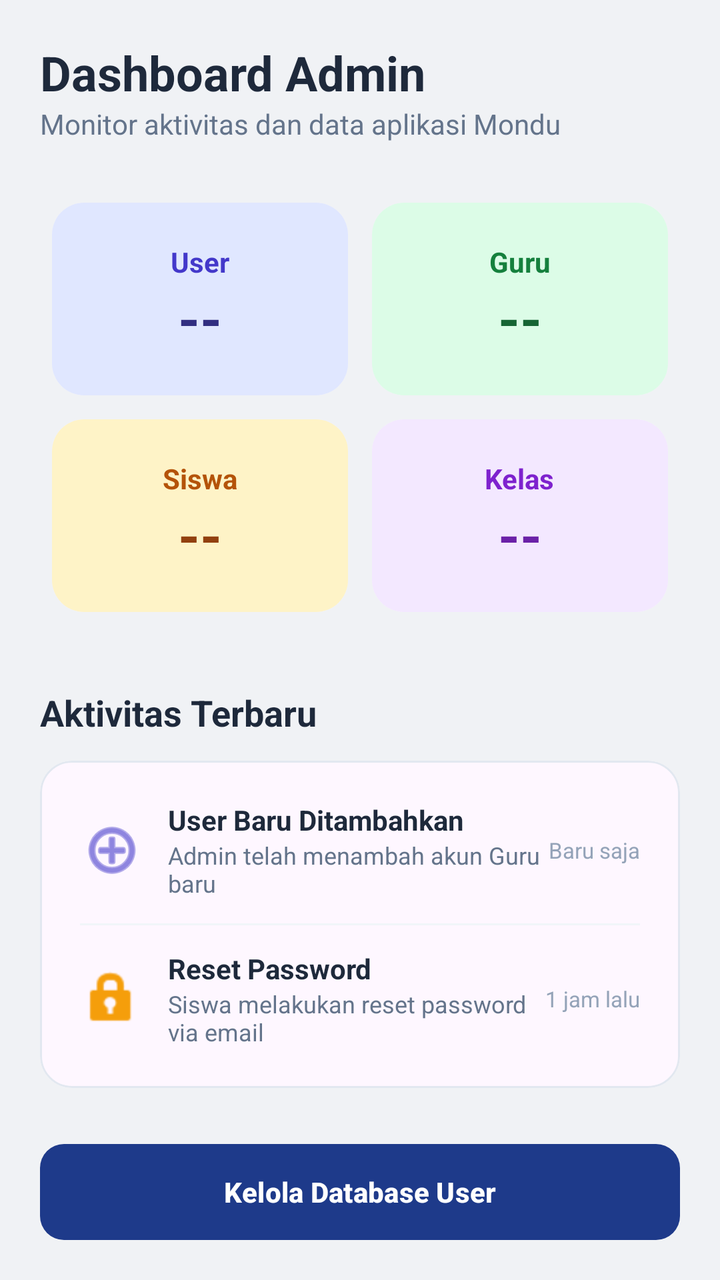
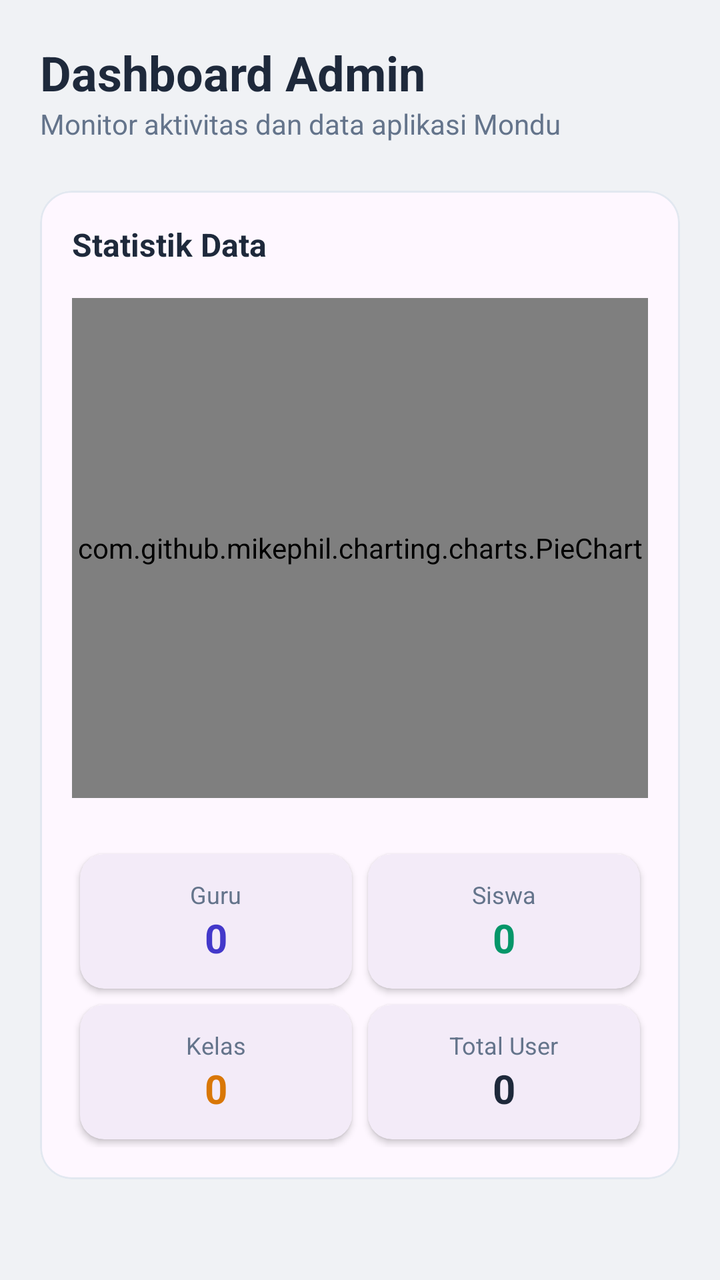

Two renders of the same Android screen: before a commit and after it. Below are the layout's source before the change and the commit's diff.
<!-- AndroidManifest.xml: application theme Theme.Mondu -->
<!-- res/layout/fragment_dashboard_admin.xml -->
<?xml version="1.0" encoding="utf-8"?>
<androidx.core.widget.NestedScrollView xmlns:android="http://schemas.android.com/apk/res/android"
    xmlns:app="http://schemas.android.com/apk/res-auto"
    xmlns:tools="http://schemas.android.com/tools"
    android:layout_width="match_parent"
    android:layout_height="match_parent"
    android:background="#F0F2F5"
    tools:context=".DashboardAdminFragment">

    <LinearLayout
        android:layout_width="match_parent"
        android:layout_height="wrap_content"
        android:orientation="vertical"
        android:padding="20dp">

        <TextView
            android:layout_width="wrap_content"
            android:layout_height="wrap_content"
            android:text="Dashboard Admin"
            android:textColor="#1E293B"
            android:textSize="24sp"
            android:textStyle="bold" />

        <TextView
            android:layout_width="wrap_content"
            android:layout_height="wrap_content"
            android:layout_marginBottom="24dp"
            android:text="Monitor aktivitas dan data aplikasi Mondu"
            android:textColor="#64748B"
            android:textSize="14sp" />

        
        <LinearLayout
            android:layout_width="match_parent"
            android:layout_height="wrap_content"
            android:orientation="vertical">

            <LinearLayout
                android:layout_width="match_parent"
                android:layout_height="wrap_content"
                android:orientation="horizontal">

                
                <com.google.android.material.card.MaterialCardView
                    android:layout_width="0dp"
                    android:layout_height="wrap_content"
                    android:layout_weight="1"
                    android:layout_margin="6dp"
                    app:cardCornerRadius="16dp"
                    app:cardElevation="0dp"
                    app:strokeWidth="0dp">

                    <LinearLayout
                        android:layout_width="match_parent"
                        android:layout_height="wrap_content"
                        android:background="#E0E7FF"
                        android:gravity="center"
                        android:orientation="vertical"
                        android:padding="20dp">

                        <TextView
                            android:layout_width="wrap_content"
                            android:layout_height="wrap_content"
                            android:text="User"
                            android:textColor="#4338CA"
                            android:textSize="14sp"
                            android:textStyle="bold" />

                        <TextView
                            android:id="@+id/tvTotalUsers"
                            android:layout_width="wrap_content"
                            android:layout_height="wrap_content"
                            android:text="--"
                            android:textColor="#312E81"
                            android:textSize="28sp"
                            android:textStyle="bold" />
                    </LinearLayout>
                </com.google.android.material.card.MaterialCardView>

                
                <com.google.android.material.card.MaterialCardView
                    android:layout_width="0dp"
                    android:layout_height="wrap_content"
                    android:layout_weight="1"
                    android:layout_margin="6dp"
                    app:cardCornerRadius="16dp"
                    app:cardElevation="0dp"
                    app:strokeWidth="0dp">

                    <LinearLayout
                        android:layout_width="match_parent"
                        android:layout_height="wrap_content"
                        android:background="#DCFCE7"
                        android:gravity="center"
                        android:orientation="vertical"
                        android:padding="20dp">

                        <TextView
                            android:layout_width="wrap_content"
                            android:layout_height="wrap_content"
                            android:text="Guru"
                            android:textColor="#15803D"
                            android:textSize="14sp"
                            android:textStyle="bold" />

                        <TextView
                            android:id="@+id/tvTotalGuru"
                            android:layout_width="wrap_content"
                            android:layout_height="wrap_content"
                            android:text="--"
                            android:textColor="#166534"
                            android:textSize="28sp"
                            android:textStyle="bold" />
                    </LinearLayout>
                </com.google.android.material.card.MaterialCardView>
            </LinearLayout>

            <LinearLayout
                android:layout_width="match_parent"
                android:layout_height="wrap_content"
                android:orientation="horizontal">

                
                <com.google.android.material.card.MaterialCardView
                    android:layout_width="0dp"
                    android:layout_height="wrap_content"
                    android:layout_weight="1"
                    android:layout_margin="6dp"
                    app:cardCornerRadius="16dp"
                    app:cardElevation="0dp"
                    app:strokeWidth="0dp">

                    <LinearLayout
                        android:layout_width="match_parent"
                        android:layout_height="wrap_content"
                        android:background="#FEF3C7"
                        android:gravity="center"
                        android:orientation="vertical"
                        android:padding="20dp">

                        <TextView
                            android:layout_width="wrap_content"
                            android:layout_height="wrap_content"
                            android:text="Siswa"
                            android:textColor="#B45309"
                            android:textSize="14sp"
                            android:textStyle="bold" />

                        <TextView
                            android:id="@+id/tvTotalSiswa"
                            android:layout_width="wrap_content"
                            android:layout_height="wrap_content"
                            android:text="--"
                            android:textColor="#92400E"
                            android:textSize="28sp"
                            android:textStyle="bold" />
                    </LinearLayout>
                </com.google.android.material.card.MaterialCardView>

                
                <com.google.android.material.card.MaterialCardView
                    android:layout_width="0dp"
                    android:layout_height="wrap_content"
                    android:layout_weight="1"
                    android:layout_margin="6dp"
                    app:cardCornerRadius="16dp"
                    app:cardElevation="0dp"
                    app:strokeWidth="0dp">

                    <LinearLayout
                        android:layout_width="match_parent"
                        android:layout_height="wrap_content"
                        android:background="#F3E8FF"
                        android:gravity="center"
                        android:orientation="vertical"
                        android:padding="20dp">

                        <TextView
                            android:layout_width="wrap_content"
                            android:layout_height="wrap_content"
                            android:text="Kelas"
                            android:textColor="#7E22CE"
                            android:textSize="14sp"
                            android:textStyle="bold" />

                        <TextView
                            android:id="@+id/tvTotalKelas"
                            android:layout_width="wrap_content"
                            android:layout_height="wrap_content"
                            android:text="--"
                            android:textColor="#6B21A8"
                            android:textSize="28sp"
                            android:textStyle="bold" />
                    </LinearLayout>
                </com.google.android.material.card.MaterialCardView>
            </LinearLayout>
        </LinearLayout>

        <TextView
            android:layout_width="wrap_content"
            android:layout_height="wrap_content"
            android:layout_marginTop="32dp"
            android:layout_marginBottom="12dp"
            android:text="Aktivitas Terbaru"
            android:textColor="#1E293B"
            android:textSize="18sp"
            android:textStyle="bold" />

        
        <com.google.android.material.card.MaterialCardView
            android:layout_width="match_parent"
            android:layout_height="wrap_content"
            app:cardCornerRadius="16dp"
            app:cardElevation="0dp"
            app:strokeWidth="1dp"
            app:strokeColor="#E2E8F0">

            <LinearLayout
                android:layout_width="match_parent"
                android:layout_height="wrap_content"
                android:orientation="vertical"
                android:padding="8dp">

                
                <LinearLayout
                    android:layout_width="match_parent"
                    android:layout_height="wrap_content"
                    android:gravity="center_vertical"
                    android:padding="12dp">
                    <ImageView
                        android:layout_width="32dp"
                        android:layout_height="32dp"
                        android:src="@android:drawable/ic_menu_add"
                        app:tint="#4338CA" />
                    <LinearLayout
                        android:layout_width="0dp"
                        android:layout_height="wrap_content"
                        android:layout_weight="1"
                        android:layout_marginStart="12dp"
                        android:orientation="vertical">
                        <TextView
                            android:layout_width="wrap_content"
                            android:layout_height="wrap_content"
                            android:text="User Baru Ditambahkan"
                            android:textColor="#1E293B"
                            android:textStyle="bold" />
                        <TextView
                            android:layout_width="wrap_content"
                            android:layout_height="wrap_content"
                            android:text="Admin telah menambah akun Guru baru"
                            android:textColor="#64748B"
                            android:textSize="12sp" />
                    </LinearLayout>
                    <TextView
                        android:layout_width="wrap_content"
                        android:layout_height="wrap_content"
                        android:text="Baru saja"
                        android:textColor="#94A3B8"
                        android:textSize="11sp" />
                </LinearLayout>

                <View
                    android:layout_width="match_parent"
                    android:layout_height="1dp"
                    android:background="#F1F5F9"
                    android:layout_marginHorizontal="12dp"/>

                
                <LinearLayout
                    android:layout_width="match_parent"
                    android:layout_height="wrap_content"
                    android:gravity="center_vertical"
                    android:padding="12dp">
                    <ImageView
                        android:layout_width="32dp"
                        android:layout_height="32dp"
                        android:src="@android:drawable/ic_lock_idle_lock"
                        app:tint="#F59E0B" />
                    <LinearLayout
                        android:layout_width="0dp"
                        android:layout_height="wrap_content"
                        android:layout_weight="1"
                        android:layout_marginStart="12dp"
                        android:orientation="vertical">
                        <TextView
                            android:layout_width="wrap_content"
                            android:layout_height="wrap_content"
                            android:text="Reset Password"
                            android:textColor="#1E293B"
                            android:textStyle="bold" />
                        <TextView
                            android:layout_width="wrap_content"
                            android:layout_height="wrap_content"
                            android:text="Siswa melakukan reset password via email"
                            android:textColor="#64748B"
                            android:textSize="12sp" />
                    </LinearLayout>
                    <TextView
                        android:layout_width="wrap_content"
                        android:layout_height="wrap_content"
                        android:text="1 jam lalu"
                        android:textColor="#94A3B8"
                        android:textSize="11sp" />
                </LinearLayout>

            </LinearLayout>
        </com.google.android.material.card.MaterialCardView>

        <com.google.android.material.button.MaterialButton
            android:id="@+id/btnQuickAddUser"
            android:layout_width="match_parent"
            android:layout_height="56dp"
            android:layout_marginTop="24dp"
            android:text="Kelola Database User"
            android:textAllCaps="false"
            android:textStyle="bold"
            app:cornerRadius="12dp"
            app:backgroundTint="#1E3A8A" />

        <com.google.android.material.button.MaterialButton
            android:id="@+id/btnQuickLog"
            android:layout_width="match_parent"
            android:layout_height="56dp"
            android:layout_marginTop="12dp"
            android:text="Lihat Log Aktivitas"
            android:textAllCaps="false"
            android:textStyle="bold"
            app:cornerRadius="12dp"
            app:backgroundTint="#64748B" />

    </LinearLayout>
</androidx.core.widget.NestedScrollView>
<!-- resources referenced by this layout -->
<resources>
  <style name="Theme.Mondu" parent="Base.Theme.Mondu" />
  <style name="Base.Theme.Mondu" parent="Theme.Material3.DayNight.NoActionBar">
          
          
      </style>
</resources>

<!-- the commit's change to res/layout/fragment_dashboard_admin.xml (unified diff, before → after) -->
@@ -30,171 +30,176 @@
             android:textSize="14sp" />
 
         
-        <LinearLayout
+        <com.google.android.material.card.MaterialCardView
             android:layout_width="match_parent"
             android:layout_height="wrap_content"
-            android:orientation="vertical">
+            android:layout_marginBottom="16dp"
+            app:cardCornerRadius="16dp"
+            app:cardElevation="0dp"
+            app:strokeWidth="1dp"
+            app:strokeColor="#E2E8F0">
 
             <LinearLayout
                 android:layout_width="match_parent"
                 android:layout_height="wrap_content"
-                android:orientation="horizontal">
-
-                
-                <com.google.android.material.card.MaterialCardView
-                    android:layout_width="0dp"
+                android:orientation="vertical"
+                android:padding="16dp">
+
+                <TextView
+                    android:layout_width="wrap_content"
                     android:layout_height="wrap_content"
-                    android:layout_weight="1"
-                    android:layout_margin="6dp"
-                    app:cardCornerRadius="16dp"
-                    app:cardElevation="0dp"
-                    app:strokeWidth="0dp">
-
-                    <LinearLayout
-                        android:layout_width="match_parent"
-                        android:layout_height="wrap_content"
-                        android:background="#E0E7FF"
-                        android:gravity="center"
-                        android:orientation="vertical"
-                        android:padding="20dp">
-
-                        <TextView
-                            android:layout_width="wrap_content"
-                            android:layout_height="wrap_content"
-                            android:text="User"
-                            android:textColor="#4338CA"
-                            android:textSize="14sp"
-                            android:textStyle="bold" />
-
-                        <TextView
-                            android:id="@+id/tvTotalUsers"
-                            android:layout_width="wrap_content"
-                            android:layout_height="wrap_content"
-                            android:text="--"
-                            android:textColor="#312E81"
-                            android:textSize="28sp"
-                            android:textStyle="bold" />
-                    </LinearLayout>
-                </com.google.android.material.card.MaterialCardView>
-
-                
-                <com.google.android.material.card.MaterialCardView
-                    android:layout_width="0dp"
+                    android:text="Statistik Data"
+                    android:textColor="#1E293B"
+                    android:textSize="16sp"
+                    android:textStyle="bold"
+                    android:layout_marginBottom="16dp"/>
+
+                <com.github.mikephil.charting.charts.PieChart
+                    android:id="@+id/pieChartStats"
+                    android:layout_width="match_parent"
+                    android:layout_height="250dp" />
+
+                <GridLayout
+                    android:layout_width="match_parent"
                     android:layout_height="wrap_content"
-                    android:layout_weight="1"
-                    android:layout_margin="6dp"
-                    app:cardCornerRadius="16dp"
-                    app:cardElevation="0dp"
-                    app:strokeWidth="0dp">
-
-                    <LinearLayout
-                        android:layout_width="match_parent"
-                        android:layout_height="wrap_content"
-                        android:background="#DCFCE7"
-                        android:gravity="center"
-                        android:orientation="vertical"
-                        android:padding="20dp">
-
-                        <TextView
-                            android:layout_width="wrap_content"
-                            android:layout_height="wrap_content"
-                            android:text="Guru"
-                            android:textColor="#15803D"
-                            android:textSize="14sp"
-                            android:textStyle="bold" />
-
-                        <TextView
-                            android:id="@+id/tvTotalGuru"
-                            android:layout_width="wrap_content"
-                            android:layout_height="wrap_content"
-                            android:text="--"
-                            android:textColor="#166534"
-                            android:textSize="28sp"
-                            android:textStyle="bold" />
-                    </LinearLayout>
-                </com.google.android.material.card.MaterialCardView>
+                    android:layout_marginTop="24dp"
+                    android:columnCount="2"
+                    android:rowCount="2"
+                    android:alignmentMode="alignMargins"
+                    android:columnOrderPreserved="false">
+
+                    
+                    <com.google.android.material.card.MaterialCardView
+                        android:layout_width="0dp"
+                        android:layout_height="wrap_content"
+                        android:layout_columnWeight="1"
+                        android:layout_margin="4dp"
+                        app:cardCornerRadius="12dp"
+                        app:cardElevation="2dp"
+                        app:strokeWidth="0dp">
+                        <LinearLayout
+                            android:layout_width="match_parent"
+                            android:layout_height="wrap_content"
+                            android:orientation="vertical"
+                            android:padding="12dp"
+                            android:gravity="center">
+                            <TextView
+                                android:layout_width="wrap_content"
+                                android:layout_height="wrap_content"
+                                android:text="Guru"
+                                android:textSize="12sp"
+                                android:textColor="#64748B" />
+                            <TextView
+                                android:id="@+id/tvTotalGuru"
+                                android:layout_width="wrap_content"
+                                android:layout_height="wrap_content"
+                                android:text="0"
+                                android:textSize="20sp"
+                                android:textStyle="bold"
+                                android:textColor="#4338CA" />
+                        </LinearLayout>
+                    </com.google.android.material.card.MaterialCardView>
+
+                    
+                    <com.google.android.material.card.MaterialCardView
+                        android:layout_width="0dp"
+                        android:layout_height="wrap_content"
+                        android:layout_columnWeight="1"
+                        android:layout_margin="4dp"
+                        app:cardCornerRadius="12dp"
+                        app:cardElevation="2dp"
+                        app:strokeWidth="0dp">
+                        <LinearLayout
+                            android:layout_width="match_parent"
+                            android:layout_height="wrap_content"
+                            android:orientation="vertical"
+                            android:padding="12dp"
+                            android:gravity="center">
+                            <TextView
+                                android:layout_width="wrap_content"
+                                android:layout_height="wrap_content"
+                                android:text="Siswa"
+                                android:textSize="12sp"
+                                android:textColor="#64748B" />
+                            <TextView
+                                android:id="@+id/tvTotalSiswa"
+                                android:layout_width="wrap_content"
+                                android:layout_height="wrap_content"
+                                android:text="0"
+                                android:textSize="20sp"
+                                android:textStyle="bold"
+                                android:textColor="#059669" />
+                        </LinearLayout>
+                    </com.google.android.material.card.MaterialCardView>
+
+                    
+                    <com.google.android.material.card.MaterialCardView
+                        android:layout_width="0dp"
+                        android:layout_height="wrap_content"
+                        android:layout_columnWeight="1"
+                        android:layout_margin="4dp"
+                        app:cardCornerRadius="12dp"
+                        app:cardElevation="2dp"
+                        app:strokeWidth="0dp">
+                        <LinearLayout
+                            android:layout_width="match_parent"
+                            android:layout_height="wrap_content"
+                            android:orientation="vertical"
+                            android:padding="12dp"
+                            android:gravity="center">
+                            <TextView
+                                android:layout_width="wrap_content"
+                                android:layout_height="wrap_content"
+                                android:text="Kelas"
+                                android:textSize="12sp"
+                                android:textColor="#64748B" />
+                            <TextView
+                                android:id="@+id/tvTotalKelas"
+                                android:layout_width="wrap_content"
+                                android:layout_height="wrap_content"
+                                android:text="0"
+                                android:textSize="20sp"
+                                android:textStyle="bold"
+                                android:textColor="#D97706" />
+                        </LinearLayout>
+                    </com.google.android.material.card.MaterialCardView>
+
+                    
+                    <com.google.android.material.card.MaterialCardView
+                        android:layout_width="0dp"
+                        android:layout_height="wrap_content"
+                        android:layout_columnWeight="1"
+                        android:layout_margin="4dp"
+                        app:cardCornerRadius="12dp"
+                        app:cardElevation="2dp"
+                        app:strokeWidth="0dp">
+                        <LinearLayout
+                            android:layout_width="match_parent"
+                            android:layout_height="wrap_content"
+                            android:orientation="vertical"
+                            android:padding="12dp"
+                            android:gravity="center">
+                            <TextView
+                                android:layout_width="wrap_content"
+                                android:layout_height="wrap_content"
+                                android:text="Total User"
+                                android:textSize="12sp"
+                                android:textColor="#64748B" />
+                            <TextView
+                                android:id="@+id/tvTotalUsers"
+                                android:layout_width="wrap_content"
+                                android:layout_height="wrap_content"
+                                android:text="0"
+                                android:textSize="20sp"
+                                android:textStyle="bold"
+                                android:textColor="#1E293B" />
+                        </LinearLayout>
+                    </com.google.android.material.card.MaterialCardView>
+
+                </GridLayout>
             </LinearLayout>
-
-            <LinearLayout
-                android:layout_width="match_parent"
-                android:layout_height="wrap_content"
-                android:orientation="horizontal">
-
-                
-                <com.google.android.material.card.MaterialCardView
-                    android:layout_width="0dp"
-                    android:layout_height="wrap_content"
-                    android:layout_weight="1"
-                    android:layout_margin="6dp"
-                    app:cardCornerRadius="16dp"
-                    app:cardElevation="0dp"
-                    app:strokeWidth="0dp">
-
-                    <LinearLayout
-                        android:layout_width="match_parent"
-                        android:layout_height="wrap_content"
-                        android:background="#FEF3C7"
-                        android:gravity="center"
-                        android:orientation="vertical"
-                        android:padding="20dp">
-
-                        <TextView
-                            android:layout_width="wrap_content"
-                            android:layout_height="wrap_content"
-                            android:text="Siswa"
-                            android:textColor="#B45309"
-                            android:textSize="14sp"
-                            android:textStyle="bold" />
-
-                        <TextView
-                            android:id="@+id/tvTotalSiswa"
-                            android:layout_width="wrap_content"
-                            android:layout_height="wrap_content"
-                            android:text="--"
-                            android:textColor="#92400E"
-                            android:textSize="28sp"
-                            android:textStyle="bold" />
-                    </LinearLayout>
-                </com.google.android.material.card.MaterialCardView>
-
-                
-                <com.google.android.material.card.MaterialCardView
-                    android:layout_width="0dp"
-                    android:layout_height="wrap_content"
-                    android:layout_weight="1"
-                    android:layout_margin="6dp"
-                    app:cardCornerRadius="16dp"
-                    app:cardElevation="0dp"
-                    app:strokeWidth="0dp">
-
-                    <LinearLayout
-                        android:layout_width="match_parent"
-                        android:layout_height="wrap_content"
-                        android:background="#F3E8FF"
-                        android:gravity="center"
-                        android:orientation="vertical"
-                        android:padding="20dp">
-
-                        <TextView
-                            android:layout_width="wrap_content"
-                            android:layout_height="wrap_content"
-                            android:text="Kelas"
-                            android:textColor="#7E22CE"
-                            android:textSize="14sp"
-                            android:textStyle="bold" />
-
-                        <TextView
-                            android:id="@+id/tvTotalKelas"
-                            android:layout_width="wrap_content"
-                            android:layout_height="wrap_content"
-                            android:text="--"
-                            android:textColor="#6B21A8"
-                            android:textSize="28sp"
-                            android:textStyle="bold" />
-                    </LinearLayout>
-                </com.google.android.material.card.MaterialCardView>
-            </LinearLayout>
-        </LinearLayout>
+        </com.google.android.material.card.MaterialCardView>
+
 
         <TextView
             android:layout_width="wrap_content"
